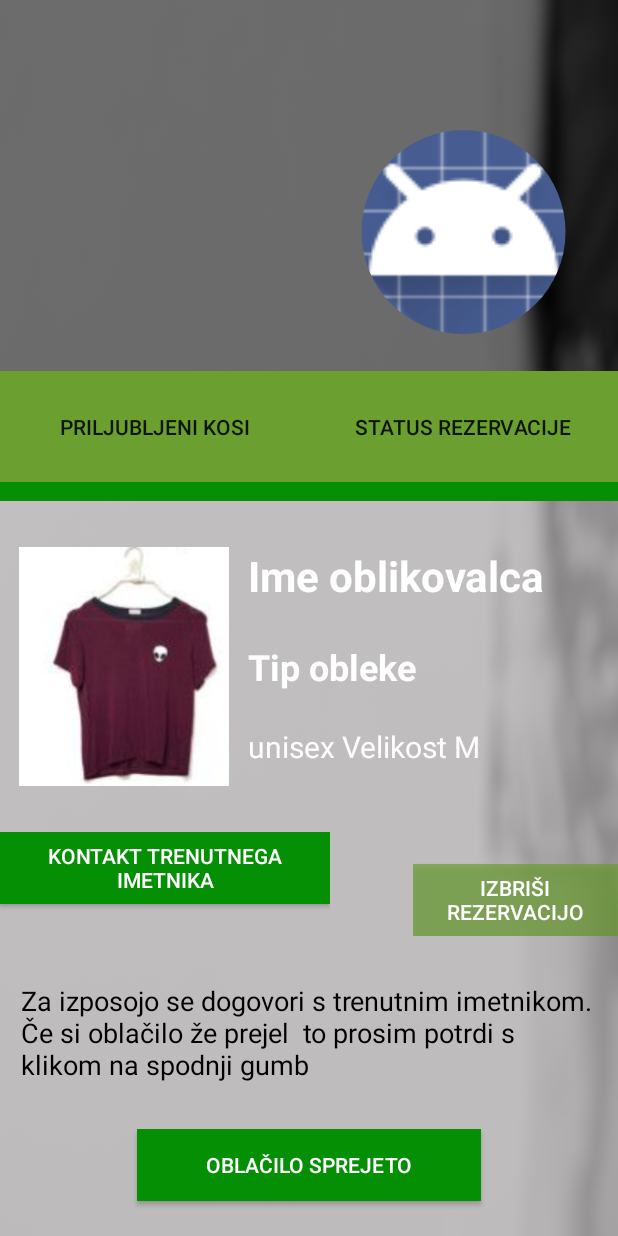
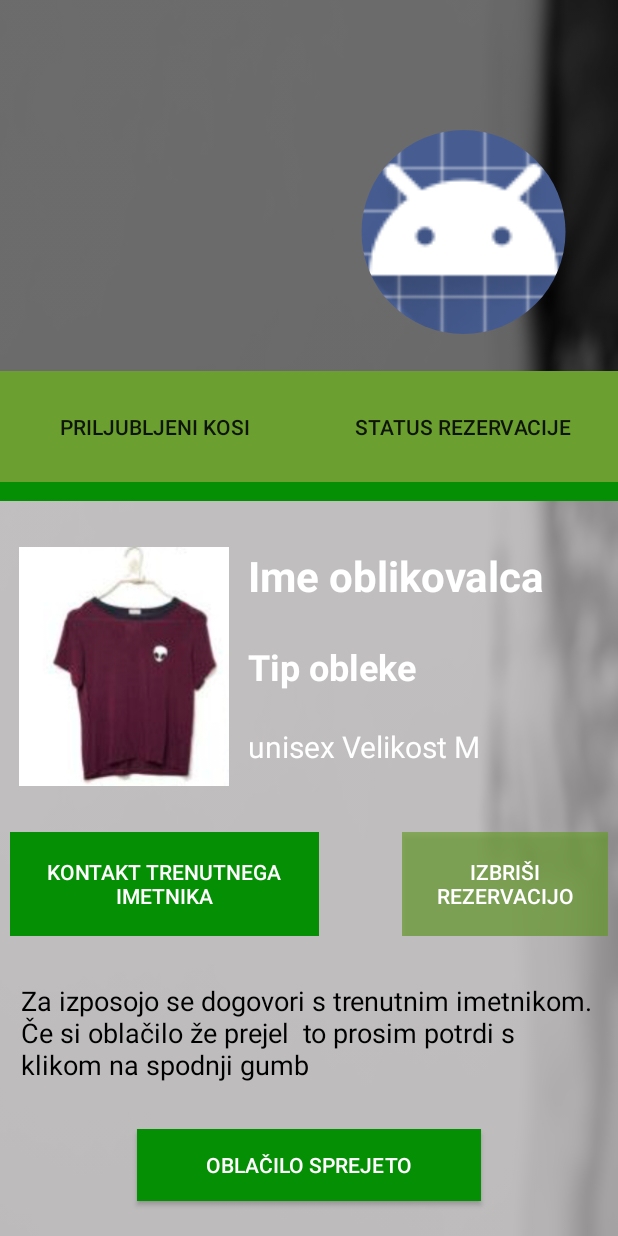
Before and after one commit to HarejJ/tshm_android, an Android app: the layout fragment_user_profile.xml on its own in the app's theme, with its tools: preview values and no code run, on a phone screen of 412 x 824 dp. Run offline under Robolectric (Android 15) with nearby library versions, the phone set to English and light mode, and no system bars.

Commit message:
popravek dizajna in akcije pri izbrisu

```diff
--- a/app/src/main/java/com/example/nejc/tshm/UserProfileFragment.java
+++ b/app/src/main/java/com/example/nejc/tshm/UserProfileFragment.java
@@ -111,6 +111,7 @@ public class UserProfileFragment extends Fragment implements AsyncResponse {
         galleryBtn.setOnClickListener(onClickListener);
         sprejemOblacila.setOnClickListener(onClickListener);
         oddajaOblacila.setOnClickListener(onClickListener);
+        deleteReservation.setOnClickListener(onClickListener);
         context = getContext();
         asyncResponse = this;
         return view;
--- a/app/src/main/res/layout/fragment_user_profile.xml
+++ b/app/src/main/res/layout/fragment_user_profile.xml
@@ -867,17 +867,18 @@
                                 <LinearLayout
                                     android:layout_width="match_parent"
                                     android:layout_height="match_parent"
-                                    android:layout_weight="0.7"
+                                    android:layout_weight="0.75"
                                     android:orientation="horizontal">
 
                                     <Button
                                         android:id="@+id/kontaktImetnika"
                                         android:layout_width="wrap_content"
-                                        android:layout_height="wrap_content"
+                                        android:layout_height="match_parent"
                                         android:layout_weight="1"
                                         android:background="@color/colorPrimaryDark"
                                         android:text="Kontakt trenutnega imetnika"
-                                        android:textColor="@color/common_google_signin_btn_text_dark_default" />
+                                        android:textColor="@color/common_google_signin_btn_text_dark_default"
+                                        android:textSize="14sp" />
 
                                 </LinearLayout>
 
@@ -891,12 +892,13 @@
                                     android:layout_width="match_parent"
                                     android:layout_height="match_parent"
                                     android:layout_weight="1"
+                                    android:gravity="center"
                                     android:orientation="horizontal">
 
                                     <Button
                                         android:id="@+id/deleteReservation"
                                         android:layout_width="wrap_content"
-                                        android:layout_height="wrap_content"
+                                        android:layout_height="match_parent"
                                         android:layout_gravity="bottom"
                                         android:layout_weight="1"
                                         android:background="@color/colorPrimaryTransparent"
```
Also changed, not shown: 4 other files.
